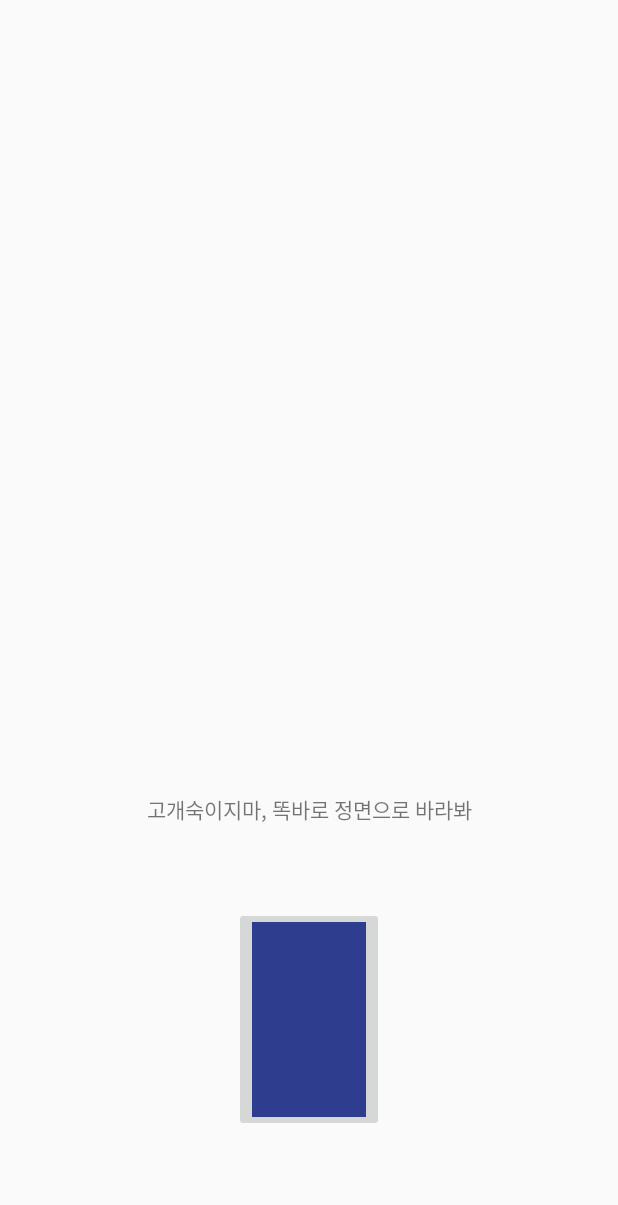
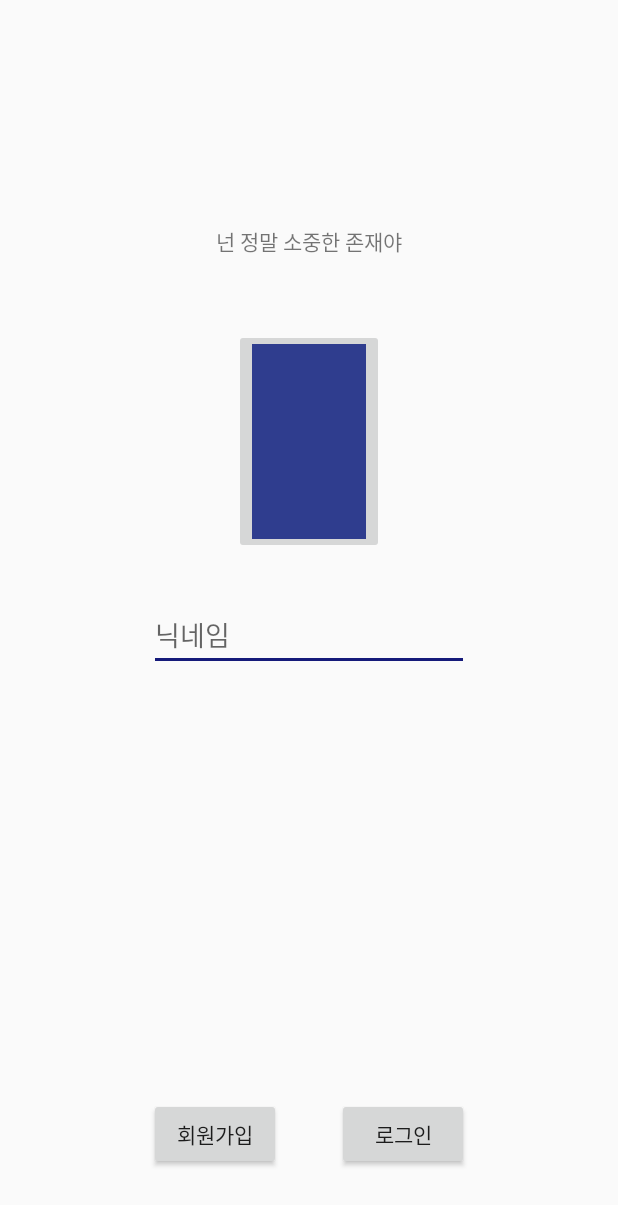
Before and after one commit to parksodam0328/HealingMessage, an Android app: the screen it shows after launch (LoginActivity), on a phone screen of 412 x 824 dp. Shown: the top 1205 px of the screen. Run offline under Robolectric (Android 15) with nearby library versions, the light colour scheme and no system bars.

```diff
--- a/app/src/main/AndroidManifest.xml
+++ b/app/src/main/AndroidManifest.xml
@@ -15,7 +15,6 @@
                 <category android:name="android.intent.category.LAUNCHER" />
             </intent-filter>
         </activity>
-        <activity android:name=".LoginActivity"></activity>
 
         <activity android:name=".MainActivity" />
         <activity android:name=".BarActivity" />
--- a/app/src/main/java/kr/hs/emirim/parksodam/healingmessage/LoginActivity.java
+++ b/app/src/main/java/kr/hs/emirim/parksodam/healingmessage/LoginActivity.java
@@ -1,9 +1,12 @@
 package kr.hs.emirim.parksodam.healingmessage;
 
+import android.content.Intent;
 import android.os.Handler;
 import android.support.v7.app.AppCompatActivity;
 import android.os.Bundle;
 import android.util.Log;
+import android.view.View;
+import android.widget.Button;
 import android.widget.TextView;
 
 
@@ -13,11 +16,14 @@ public class LoginActivity extends AppCompatActivity {
             "넌 말이야 네 생각보다 괜찮은 사람이야", "누가 뭐라하던 너는 너야", "무엇보다 중요한건 네 자신을 사랑하는 거야",
             "넌 꼭 성공할거야", "지금 안된 건 더 좋은 일이 있을거라는거야", "괜찮아", "고개숙이지마, 똑바로 정면으로 바라봐", "우리는 행복하기 위해 세상에 왔어 -류시화",
             "힘들땐 모두 울어서 떠내려보내는 것도 좋아", "내가 너의 이야기를 들어줄게", "걱정마", "너의 나무는 아직 자라는 중이야", "수고했어! 고마워!",
-            "힘내 너는 아름다우니까"};
+            "힘내 너는 아름다우니까", "불안해 한다는 건 가능성이 있기 때문에 불안한거야 -민주리선생님", "넌 정말 소중한 존재야", "네가 가고자 하는 길은 꽃길일거야",
+            "꽃길만 걷게 해 줄게요 -김세정", "너는 멋진 존재야", "난 용감해, 난 당당해, 난 내가 자랑스러워 이게 나야 -this is me", "내 앞에선 다 괜찮아 울어도 돼",
+            "고마워", "사랑해", "너는 특별해"};
 
     int word_random;
     TextView word_text;
     Handler handler = new Handler();
+    int flag;
 
     String TAG = "Handler";
     @Override
@@ -26,6 +32,17 @@ public class LoginActivity extends AppCompatActivity {
         setContentView(R.layout.activity_login);
         word_text = (TextView) findViewById(R.id.word_text);
         word_text.setText(word[word_random]);
+
+//        Button btn_login = (Button)findViewById(R.id.btn_login);
+//        btn_login.setOnClickListener(new Button.OnClickListener() {
+//            @Override
+//            public void onClick(View view) {
+//                Intent intent = new Intent(LoginActivity.this, BarActivity.class);
+//                startActivity(intent);
+//                finish();
+//            }
+//        }) ;
+
     }
 
     @Override
@@ -36,8 +53,8 @@ public class LoginActivity extends AppCompatActivity {
             @Override
             public void run() {
 
-                for (int i = 0; i < 3; i++) {
-                    word_random = (int) (Math.random() * 20);
+                for (;;) { //int i = 0; i < 3; i++
+                    word_random = (int) (Math.random() * 32);
                     try {
                         handler.post(new Runnable() {
                             @Override
@@ -49,7 +66,6 @@ public class LoginActivity extends AppCompatActivity {
                             }
                         });
                         Thread.sleep(3000);
-
                     } catch (InterruptedException e) {
                         e.printStackTrace();
                     }
--- a/app/src/main/res/layout/activity_login.xml
+++ b/app/src/main/res/layout/activity_login.xml
@@ -16,18 +16,48 @@
         android:id="@+id/imageButton"
         android:layout_width="100dp"
         android:layout_height="150dp"
-        android:layout_alignParentBottom="true"
+        android:onClick="onClick"
+        android:layout_alignTop="@+id/word_text"
         android:layout_centerHorizontal="true"
-        android:layout_marginBottom="53dp"
-        android:onClick="onClick"/>
+        android:layout_marginTop="69dp" />
 
     <TextView
         android:text="TextView"
         android:id="@+id/word_text"
         android:layout_height="50dp"
-        android:layout_above="@+id/imageButton"
+        android:gravity="center_horizontal"
+        android:layout_width="300dp"
+        android:layout_marginTop="134dp"
+        android:layout_alignParentTop="true"
+        android:layout_centerHorizontal="true" />
+
+    <EditText
+        android:layout_width="wrap_content"
+        android:layout_height="wrap_content"
+        android:inputType="textPersonName"
+        android:ems="10"
+        android:id="@+id/editText"
+        android:hint="닉네임"
+        android:layout_below="@+id/imageButton"
         android:layout_centerHorizontal="true"
-        android:layout_marginBottom="26dp"
-        android:gravity="center_horizontal"
-        android:layout_width="300dp" />
+        android:layout_marginTop="30dp" />
+
+    <Button
+        android:text="회원가입"
+        android:layout_width="wrap_content"
+        android:layout_height="wrap_content"
+        android:id="@+id/button"
+        android:layout_alignParentBottom="true"
+        android:layout_alignStart="@+id/editText"
+        android:layout_marginBottom="28dp" />
+
+    <Button
+        android:text="로그인"
+        android:layout_width="wrap_content"
+        android:layout_height="wrap_content"
+        android:id="@+id/btn_login"
+        android:onClick="onClick"
+        android:layout_alignBaseline="@+id/button"
+        android:layout_alignBottom="@+id/button"
+        android:layout_alignEnd="@+id/editText" />
 </RelativeLayout>
--- a/app/src/main/res/values/colors.xml
+++ b/app/src/main/res/values/colors.xml
@@ -2,5 +2,5 @@
 <resources>
     <color name="colorPrimary">#2f3d8e</color>
     <color name="colorPrimaryDark">#303F9F</color>
-    <color name="colorAccent">#FF4081</color>
+    <color name="colorAccent">#151A7A</color>
 </resources>
```
Also changed, not shown: app/src/main/java/kr/hs/emirim/parksodam/healingmessage/HomeFragment.java (+6 -2 lines), app/src/main/java/kr/hs/emirim/parksodam/healingmessage/MessageFragment.java (+6 -2 lines), app/src/main/java/kr/hs/emirim/parksodam/healingmessage/MyProfileFragment.java (+6 -2 lines), app/src/main/java/kr/hs/emirim/parksodam/healingmessage/SetFragment.java (+6 -2 lines), app/src/main/res/layout/activity_profile.xml (+5 -5 lines), app/src/main/res/layout/fragment_my_profile.xml (+49 -0 lines).
